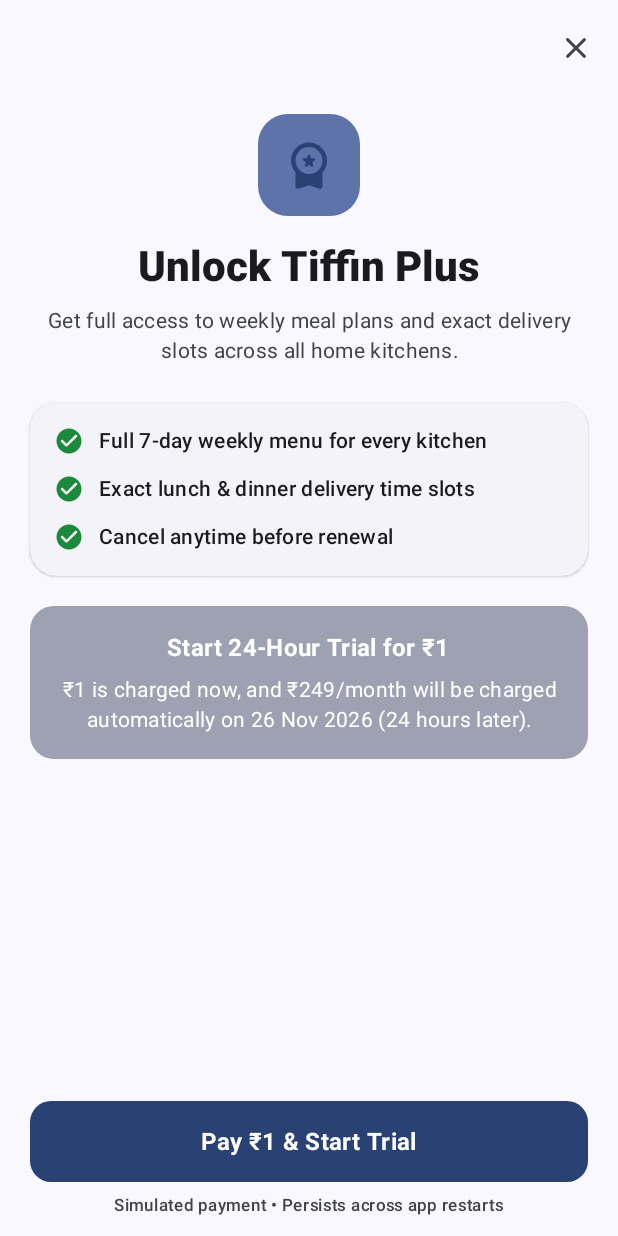
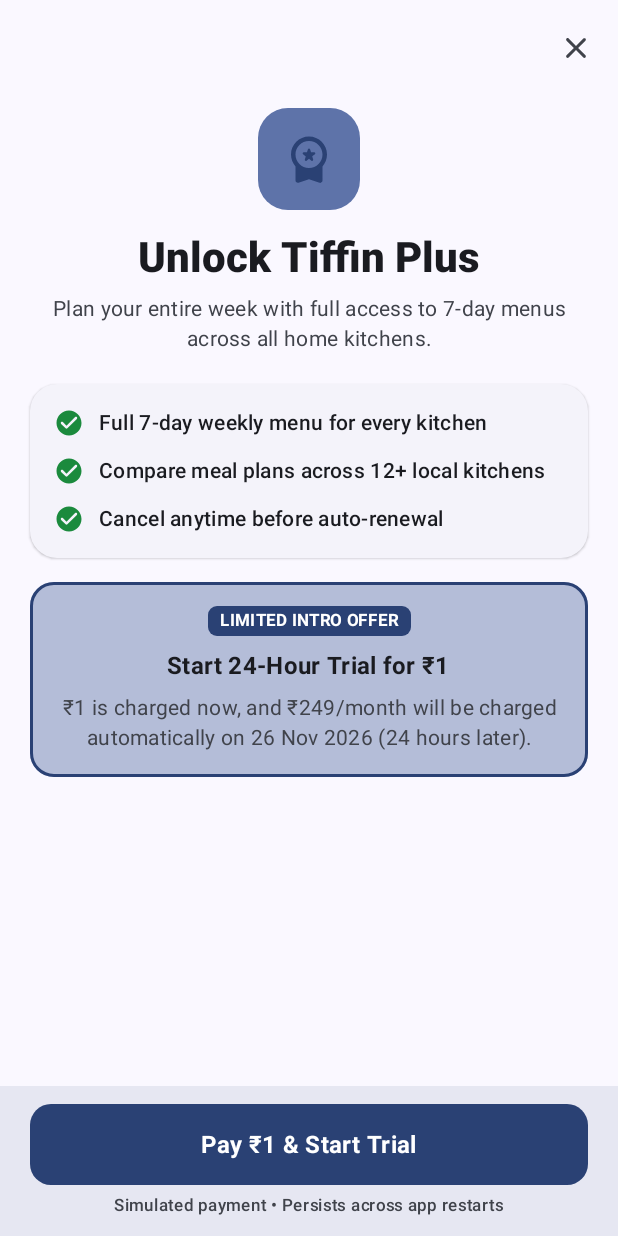
Before and after one commit to sujals-android-world/Tiffin, an Android app built with Jetpack Compose: the PaywallScreen screen opened through its navigation route, on a phone screen of 412 x 824 dp. Run offline under Robolectric (Android 15) with nearby library versions, the phone set to English and light mode, and no system bars.

Commit message:
style: polish detail screen slots layout and paywall hierarchy

```diff
--- a/app/src/main/java/com/example/tiffin/presentation/screen/PaywallScreen.kt
+++ b/app/src/main/java/com/example/tiffin/presentation/screen/PaywallScreen.kt
@@ -1,5 +1,6 @@
 package com.example.tiffin.presentation.screen
 
+import androidx.compose.foundation.BorderStroke
 import androidx.compose.foundation.layout.Arrangement
 import androidx.compose.foundation.layout.Column
 import androidx.compose.foundation.layout.Row
@@ -7,10 +8,13 @@ import androidx.compose.foundation.layout.Spacer
 import androidx.compose.foundation.layout.fillMaxSize
 import androidx.compose.foundation.layout.fillMaxWidth
 import androidx.compose.foundation.layout.height
+import androidx.compose.foundation.layout.navigationBarsPadding
 import androidx.compose.foundation.layout.padding
 import androidx.compose.foundation.layout.size
 import androidx.compose.foundation.layout.width
+import androidx.compose.foundation.rememberScrollState
 import androidx.compose.foundation.shape.RoundedCornerShape
+import androidx.compose.foundation.verticalScroll
 import androidx.compose.material.icons.Icons
 import androidx.compose.material.icons.rounded.CheckCircle
 import androidx.compose.material.icons.rounded.Close
@@ -70,105 +74,17 @@ fun PaywallScreen(
                     containerColor = MaterialTheme.colorScheme.background
                 )
             )
-        }
-    ) { innerPadding ->
+        },
+        bottomBar = {
+            Surface(
+                tonalElevation = 4.dp,
+                color = MaterialTheme.colorScheme.background
+            ) {
                 Column(
                     modifier = Modifier
-                .fillMaxSize()
-                .padding(innerPadding)
+                        .fillMaxWidth()
+                        .navigationBarsPadding()
                         .padding(horizontal = 20.dp, vertical = 12.dp),
-            verticalArrangement = Arrangement.SpaceBetween,
-            horizontalAlignment = Alignment.CenterHorizontally
-        ) {
-            Column(horizontalAlignment = Alignment.CenterHorizontally) {
-                Surface(
-                    shape = RoundedCornerShape(20.dp),
-                    color = MaterialTheme.colorScheme.primaryContainer,
-                    modifier = Modifier.size(68.dp)
-                ) {
-                    Icon(
-                        imageVector = Icons.Rounded.WorkspacePremium,
-                        contentDescription = null,
-                        tint = MaterialTheme.colorScheme.primary,
-                        modifier = Modifier.padding(16.dp)
-                    )
-                }
-
-                Spacer(modifier = Modifier.height(16.dp))
-
-                Text(
-                    text = "Unlock Tiffin Plus",
-                    style = MaterialTheme.typography.headlineMedium,
-                    fontWeight = FontWeight.ExtraBold,
-                    textAlign = TextAlign.Center
-                )
-
-                Spacer(modifier = Modifier.height(8.dp))
-
-                Text(
-                    text = "Get full access to weekly meal plans and exact delivery slots across all home kitchens.",
-                    style = MaterialTheme.typography.bodyMedium,
-                    color = MaterialTheme.colorScheme.onSurfaceVariant,
-                    textAlign = TextAlign.Center
-                )
-
-                Spacer(modifier = Modifier.height(24.dp))
-
-                ElevatedCard(
-                    shape = RoundedCornerShape(18.dp),
-                    colors = CardDefaults.elevatedCardColors(
-                        containerColor = MaterialTheme.colorScheme.surfaceContainerLow
-                    ),
-                    modifier = Modifier.fillMaxWidth()
-                ) {
-                    Column(
-                        modifier = Modifier.padding(16.dp),
-                        verticalArrangement = Arrangement.spacedBy(12.dp)
-                    ) {
-                        PaywallBenefitRow("Full 7-day weekly menu for every kitchen")
-                        PaywallBenefitRow("Exact lunch & dinner delivery time slots")
-                        PaywallBenefitRow("Cancel anytime before renewal")
-                    }
-                }
-
-                Spacer(modifier = Modifier.height(20.dp))
-
-                Surface(
-                    shape = RoundedCornerShape(16.dp),
-                    color = MaterialTheme.colorScheme.secondaryContainer.copy(alpha = 0.65f),
-                    modifier = Modifier.fillMaxWidth()
-                ) {
-                    Column(
-                        modifier = Modifier.padding(16.dp),
-                        horizontalAlignment = Alignment.CenterHorizontally
-                    ) {
-                        Text(
-                            text = if (isFreeTrialEligible) {
-                                "Start 24-Hour Trial for ₹1"
-                            } else {
-                                "Monthly Plan • ₹249/month"
-                            },
-                            style = MaterialTheme.typography.titleMedium,
-                            fontWeight = FontWeight.Bold,
-                            color = MaterialTheme.colorScheme.onSecondaryContainer
-                        )
-                        Spacer(modifier = Modifier.height(6.dp))
-                        Text(
-                            text = if (isFreeTrialEligible) {
-                                "₹1 is charged now, and ₹249/month will be charged automatically on $renewalDate (24 hours later)."
-                            } else {
-                                "₹249 is charged now for 30 days of full access."
-                            },
-                            style = MaterialTheme.typography.bodyMedium,
-                            color = MaterialTheme.colorScheme.onSecondaryContainer,
-                            textAlign = TextAlign.Center
-                        )
-                    }
-                }
-            }
-
-            Column(
-                modifier = Modifier.fillMaxWidth(),
                     horizontalAlignment = Alignment.CenterHorizontally
                 ) {
                     Button(
@@ -185,7 +101,7 @@ fun PaywallScreen(
                         )
                     }
 
-                Spacer(modifier = Modifier.height(8.dp))
+                    Spacer(modifier = Modifier.height(6.dp))
 
                     Text(
                         text = "Simulated payment • Persists across app restarts",
@@ -193,6 +109,120 @@ fun PaywallScreen(
                         color = MaterialTheme.colorScheme.onSurfaceVariant
                     )
                 }
+            }
+        }
+    ) { innerPadding ->
+        Column(
+            modifier = Modifier
+                .fillMaxSize()
+                .padding(innerPadding)
+                .verticalScroll(rememberScrollState())
+                .padding(horizontal = 20.dp, vertical = 8.dp),
+            horizontalAlignment = Alignment.CenterHorizontally
+        ) {
+            Surface(
+                shape = RoundedCornerShape(20.dp),
+                color = MaterialTheme.colorScheme.primaryContainer,
+                modifier = Modifier.size(68.dp)
+            ) {
+                Icon(
+                    imageVector = Icons.Rounded.WorkspacePremium,
+                    contentDescription = null,
+                    tint = MaterialTheme.colorScheme.primary,
+                    modifier = Modifier.padding(16.dp)
+                )
+            }
+
+            Spacer(modifier = Modifier.height(14.dp))
+
+            Text(
+                text = "Unlock Tiffin Plus",
+                style = MaterialTheme.typography.headlineMedium,
+                fontWeight = FontWeight.ExtraBold,
+                textAlign = TextAlign.Center
+            )
+
+            Spacer(modifier = Modifier.height(6.dp))
+
+            Text(
+                text = "Plan your entire week with full access to 7-day menus across all home kitchens.",
+                style = MaterialTheme.typography.bodyMedium,
+                color = MaterialTheme.colorScheme.onSurfaceVariant,
+                textAlign = TextAlign.Center
+            )
+
+            Spacer(modifier = Modifier.height(20.dp))
+
+            ElevatedCard(
+                shape = RoundedCornerShape(18.dp),
+                colors = CardDefaults.elevatedCardColors(
+                    containerColor = MaterialTheme.colorScheme.surfaceContainerLow
+                ),
+                modifier = Modifier.fillMaxWidth()
+            ) {
+                Column(
+                    modifier = Modifier.padding(16.dp),
+                    verticalArrangement = Arrangement.spacedBy(12.dp)
+                ) {
+                    PaywallBenefitRow("Full 7-day weekly menu for every kitchen")
+                    PaywallBenefitRow("Compare meal plans across 12+ local kitchens")
+                    PaywallBenefitRow("Cancel anytime before auto-renewal")
+                }
+            }
+
+            Spacer(modifier = Modifier.height(16.dp))
+
+            Surface(
+                shape = RoundedCornerShape(16.dp),
+                color = MaterialTheme.colorScheme.primaryContainer.copy(alpha = 0.45f),
+                border = BorderStroke(1.5.dp, MaterialTheme.colorScheme.primary),
+                modifier = Modifier.fillMaxWidth()
+            ) {
+                Column(
+                    modifier = Modifier.padding(16.dp),
+                    horizontalAlignment = Alignment.CenterHorizontally
+                ) {
+                    if (isFreeTrialEligible) {
+                        Surface(
+                            shape = RoundedCornerShape(6.dp),
+                            color = MaterialTheme.colorScheme.primary
+                        ) {
+                            Text(
+                                text = "LIMITED INTRO OFFER",
+                                style = MaterialTheme.typography.labelSmall,
+                                fontWeight = FontWeight.Bold,
+                                color = MaterialTheme.colorScheme.onPrimary,
+                                modifier = Modifier.padding(horizontal = 8.dp, vertical = 2.dp)
+                            )
+                        }
+                        Spacer(modifier = Modifier.height(8.dp))
+                    }
+
+                    Text(
+                        text = if (isFreeTrialEligible) {
+                            "Start 24-Hour Trial for ₹1"
+                        } else {
+                            "Monthly Plan • ₹249/month"
+                        },
+                        style = MaterialTheme.typography.titleMedium,
+                        fontWeight = FontWeight.Bold,
+                        color = MaterialTheme.colorScheme.onSurface
+                    )
+                    Spacer(modifier = Modifier.height(6.dp))
+                    Text(
+                        text = if (isFreeTrialEligible) {
+                            "₹1 is charged now, and ₹249/month will be charged automatically on $renewalDate (24 hours later)."
+                        } else {
+                            "₹249 is charged now for 30 days of full access."
+                        },
+                        style = MaterialTheme.typography.bodyMedium,
+                        color = MaterialTheme.colorScheme.onSurfaceVariant,
+                        textAlign = TextAlign.Center
+                    )
+                }
+            }
+
+            Spacer(modifier = Modifier.height(16.dp))
         }
     }
 }
```
Also changed, not shown: app/src/main/java/com/example/tiffin/presentation/screen/KitchenDetailScreen.kt (+28 -43 lines). Lines whose indentation alone changed are shown as unchanged.
